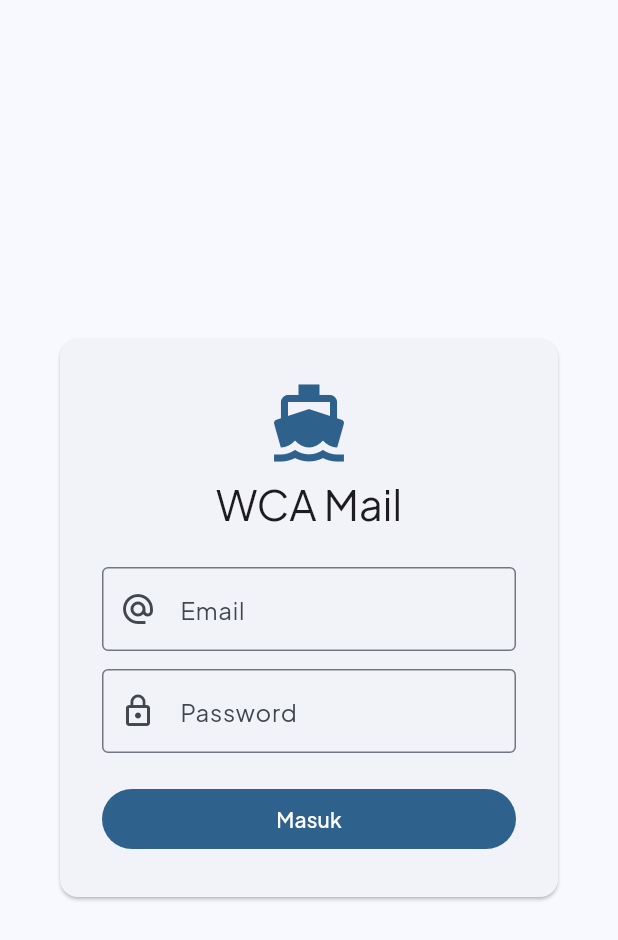
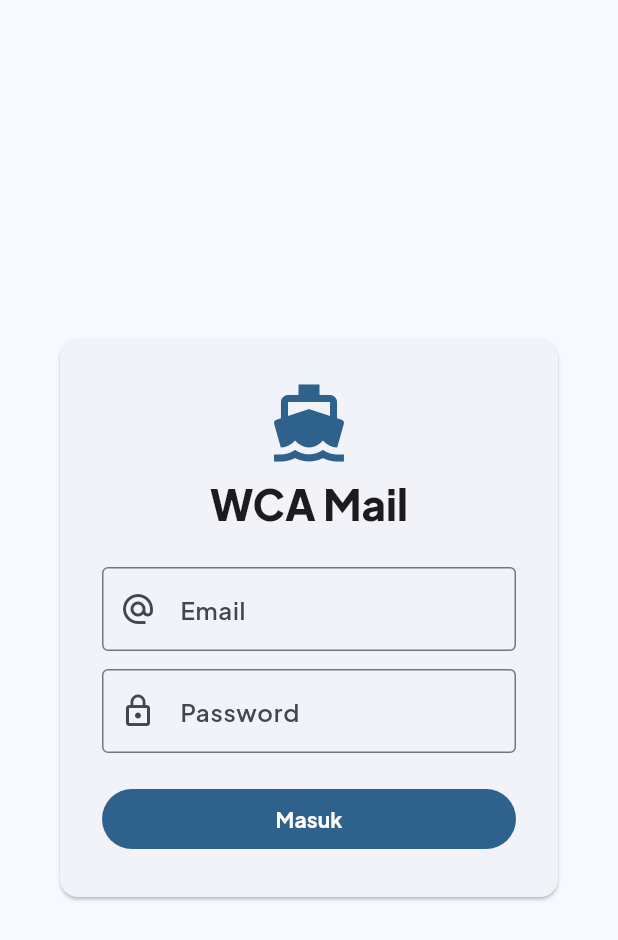
Before and after one commit to mustang77/tideview, a Flutter app: the screen it shows after launch, on a phone screen of 412 x 824 dp. Shown: the top 940 px of the screen. Run offline on Flutter 3.47's test engine with Material 3 defaults, Android fonts, the phone set to English and light mode, and no system bars; our stand-ins replace flutter_local_notifications, google_fonts, share_plus, shared_preferences, web, webview_flutter and 1 more; missing offline and left inert: dart:ui_web.

Commit message:
H2O/WCA Mail: bolder icon glyph and heavier font weights
Co-Authored-By: Claude Fable 5 <noreply@anthropic.com>
Claude-Session: https://claude.ai/code/session_013qT7CiieAjBxeJKuayYfnZ

```diff
--- a/h2omail/lib/main.dart
+++ b/h2omail/lib/main.dart
@@ -17,10 +17,21 @@ class H2OMailApp extends StatelessWidget {
   @override
   Widget build(BuildContext context) {
     const seed = Color(0xFF0288D1);
-    final lightText = GoogleFonts.plusJakartaSansTextTheme(
-        ThemeData(brightness: Brightness.light).textTheme);
-    final darkText = GoogleFonts.plusJakartaSansTextTheme(
-        ThemeData(brightness: Brightness.dark).textTheme);
+    TextTheme bolden(TextTheme t) => t.copyWith(
+          bodySmall: t.bodySmall?.copyWith(fontWeight: FontWeight.w500),
+          bodyMedium: t.bodyMedium?.copyWith(fontWeight: FontWeight.w600),
+          bodyLarge: t.bodyLarge?.copyWith(fontWeight: FontWeight.w600),
+          titleSmall: t.titleSmall?.copyWith(fontWeight: FontWeight.w700),
+          titleMedium: t.titleMedium?.copyWith(fontWeight: FontWeight.w700),
+          titleLarge: t.titleLarge?.copyWith(fontWeight: FontWeight.w800),
+          headlineMedium:
+              t.headlineMedium?.copyWith(fontWeight: FontWeight.w800),
+          labelLarge: t.labelLarge?.copyWith(fontWeight: FontWeight.w700),
+        );
+    final lightText = bolden(GoogleFonts.plusJakartaSansTextTheme(
+        ThemeData(brightness: Brightness.light).textTheme));
+    final darkText = bolden(GoogleFonts.plusJakartaSansTextTheme(
+        ThemeData(brightness: Brightness.dark).textTheme));
     return MaterialApp(
       title: Brand.name,
       debugShowCheckedModeBanner: false,
--- a/h2omail/lib/widgets/email_tile.dart
+++ b/h2omail/lib/widgets/email_tile.dart
@@ -22,7 +22,7 @@ class EmailTile extends StatelessWidget {
   Widget build(BuildContext context) {
     final fromText =
         email.from.isNotEmpty ? email.from.first.display : '(tanpa pengirim)';
-    final bold = email.seen ? FontWeight.normal : FontWeight.w700;
+    final bold = email.seen ? FontWeight.w500 : FontWeight.w800;
     final initial =
         fromText.isNotEmpty ? fromText.characters.first.toUpperCase() : '?';
     return ListTile(
```
Also changed, not shown: h2omail/assets/icon/icon.png, h2omail/assets/icon/icon_fg.png.
